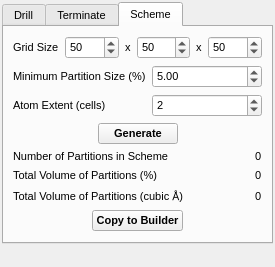
trisyoungs/aten, file trunk/src/gui/pores.ui: the form before one commit.
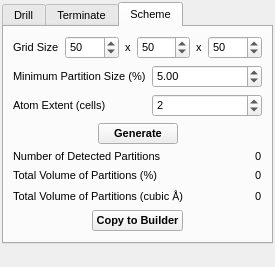
The form after the commit. The open tabs and pages were chosen to show the change.

Commit message: Fixed - Nasty crash when running disorder builder on a generated scheme. Added PartitionData::contains() function to search for a specific cell. Fixed - Disorder builder now works properly with generated schemes. Removed copy constructor for PartitionData and implemented copy() function instead. Fixed - Wrong partition ID number was printed for components in disorder wizard. Fixed - Generated scheme information was not updated in Pores window.

```diff
--- a/trunk/src/gui/pores.ui
+++ b/trunk/src/gui/pores.ui
@@ -618,7 +618,7 @@
              </sizepolicy>
             </property>
             <property name="text">
-             <string>Number of Partitions in Scheme</string>
+             <string>Number of Detected Partitions</string>
             </property>
            </widget>
           </item>
```
The commit also changes 10 other files.
